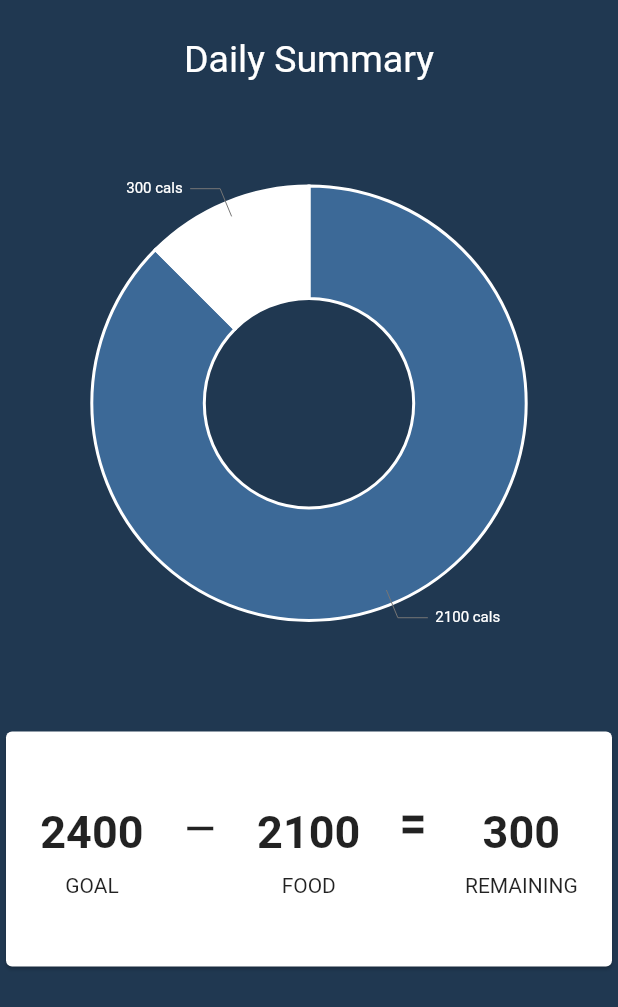
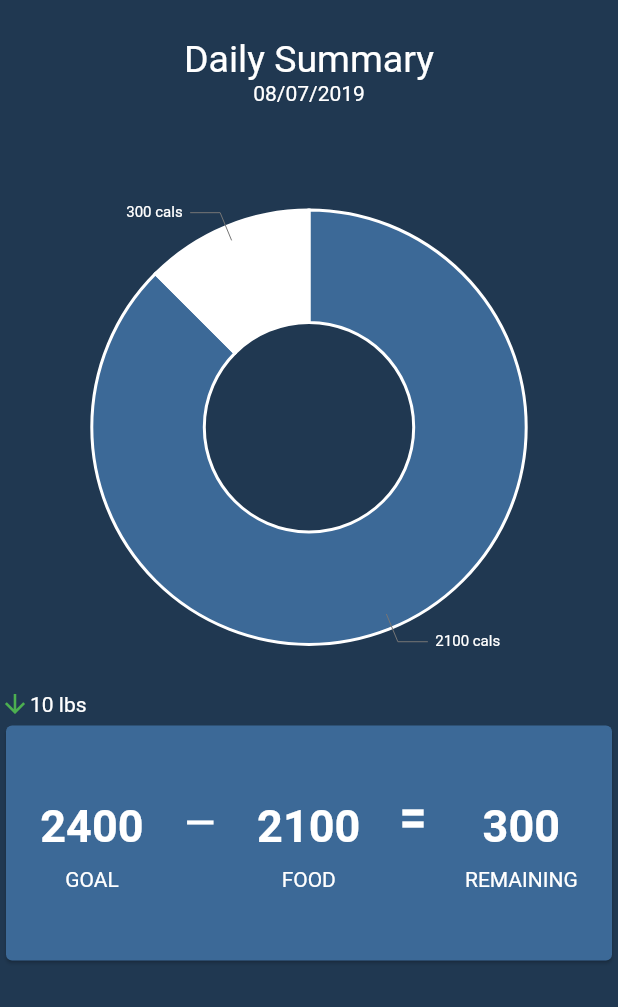
Before and after one commit to RamyF/CalorieCounter, a Flutter app: the HomeView widget shown alone on an empty page, opened directly, on a phone screen of 412 x 824 dp. Shown: the top 1007 px of the screen. Run offline on Flutter 3.47's test engine with Material 2 defaults, Android fonts, the phone set to English and light mode, and no system bars; our stand-ins replace charts_flutter.

Commit message:
Changed color of card and text, added weight  diff

```diff
--- a/lib/views/add_view.dart
+++ b/lib/views/add_views.dart
@@ -1,16 +1,8 @@
 import 'package:flutter/material.dart';
-import './view_selection.dart';
 
+// Views for each tab in Add View
 
-class AddView extends StatelessWidget{
-  @override
-  Widget build(BuildContext context) {
-    // TODO: implement build
-    return null;
-  }
-}
-
-
+// add food tab
 class AddFood extends StatelessWidget{
   @override
   Widget build(BuildContext context) {
@@ -20,8 +12,8 @@ class AddFood extends StatelessWidget{
   }
 }
 
-
-class AddWeight extends StatelessWidget{
+// add weight
+class LogWeight extends StatelessWidget{
   @override
   Widget build(BuildContext context) {
     return Container(
--- a/lib/views/home_view.dart
+++ b/lib/views/home_view.dart
@@ -1,3 +1,4 @@
+import 'package:calorie_calculator/main.dart';
 import 'package:flutter/material.dart';
 import 'package:flutter/widgets.dart';
 import '../widgets/pie_chart.dart';
@@ -19,8 +20,9 @@ class HomeView extends StatelessWidget {
             child: Text('Daily Summary', style: TextStyle(fontSize: 25, color: Colors.white)),
           ),
         ),
+        Text('08/07/2019', style: TextStyle(color: Colors.white),),
         Padding(
-          padding: const EdgeInsets.only(top: 50.0, bottom: 50.0),
+          padding: const EdgeInsets.only(top: 50.0, bottom: 10.0),
           child: Align(
             alignment: Alignment.topCenter,
                 child: SizedBox(
@@ -30,10 +32,15 @@ class HomeView extends StatelessWidget {
             ),
           ),
         ),
+        Row(children: <Widget>[
+          Icon(Icons.arrow_downward, size: 20, color: Colors.green,),
+          Text('10 lbs', style: TextStyle(color: Colors.white),)
+        ],),
         Container(
           height: (deviceHeight * .2),
           width: deviceWidth,
           child: Card(
+            color: primaryColor,
             child: Padding(
               padding: const EdgeInsets.only(top: 50),
               child: Row(
@@ -41,33 +48,33 @@ class HomeView extends StatelessWidget {
                 children: <Widget>[
                   Column(
                     children: <Widget>[
-                      Text("2400", style: TextStyle(fontSize: 30, fontWeight: FontWeight.w600),),
+                      Text("2400", style: TextStyle(color: Colors.white, fontSize: 30, fontWeight: FontWeight.w600),),
                       SizedBox(height: 10,),
-                      Text("GOAL")
+                      Text("GOAL", style: TextStyle(color: Colors.white),)
                     ],
                   ),
                   Column(
                     children: <Widget>[
-                      Icon(Icons.remove, size: 30,),
+                      Icon(Icons.remove, size: 30, color: Colors.white,),
                     ],
                   ),
                   Column(
                     children: <Widget>[
-                      Text("2100", style: TextStyle(fontSize: 30, fontWeight: FontWeight.w600),),
+                      Text("2100", style: TextStyle(color: Colors.white, fontSize: 30, fontWeight: FontWeight.w600),),
                       SizedBox(height: 10,),
-                      Text("FOOD")
+                      Text("FOOD", style: TextStyle(color: Colors.white),)
                     ],
                   ),
                   Column(
                     children: <Widget>[
-                      Transform.rotate(angle: (pi / 2), child: Icon(Icons.pause),),
+                      Transform.rotate(angle: (pi / 2), child: Icon(Icons.pause, color: Colors.white,),),
                     ],
                   ),
                   Column(
                     children: <Widget>[
-                      Text("300", style: TextStyle(fontSize: 30, fontWeight: FontWeight.w600),),
+                      Text("300", style: TextStyle(color: Colors.white, fontSize: 30, fontWeight: FontWeight.w600),),
                       SizedBox(height: 10,),
-                      Text("REMAINING")
+                      Text("REMAINING", style: TextStyle(color: Colors.white),)
                     ],
                   ),
                 ],),
--- a/lib/views/view_selection.dart
+++ b/lib/views/view_selection.dart
@@ -1,6 +1,6 @@
 import 'package:flutter/material.dart';
 import 'home_view.dart';
-import 'add_view.dart';
+import 'add_views.dart';
 import 'history_view.dart';
 import '../main.dart';
 // responsible for showing different views
@@ -73,7 +73,7 @@ class _ViewSelectionState extends State<ViewSelection> with SingleTickerProvider
       controller: _addTabController,
       children: <Widget>[
         AddFood(),
-        AddWeight(),
+        LogWeight(),
       ],
     );
   }
```
Also changed, not shown: 2 other files.
